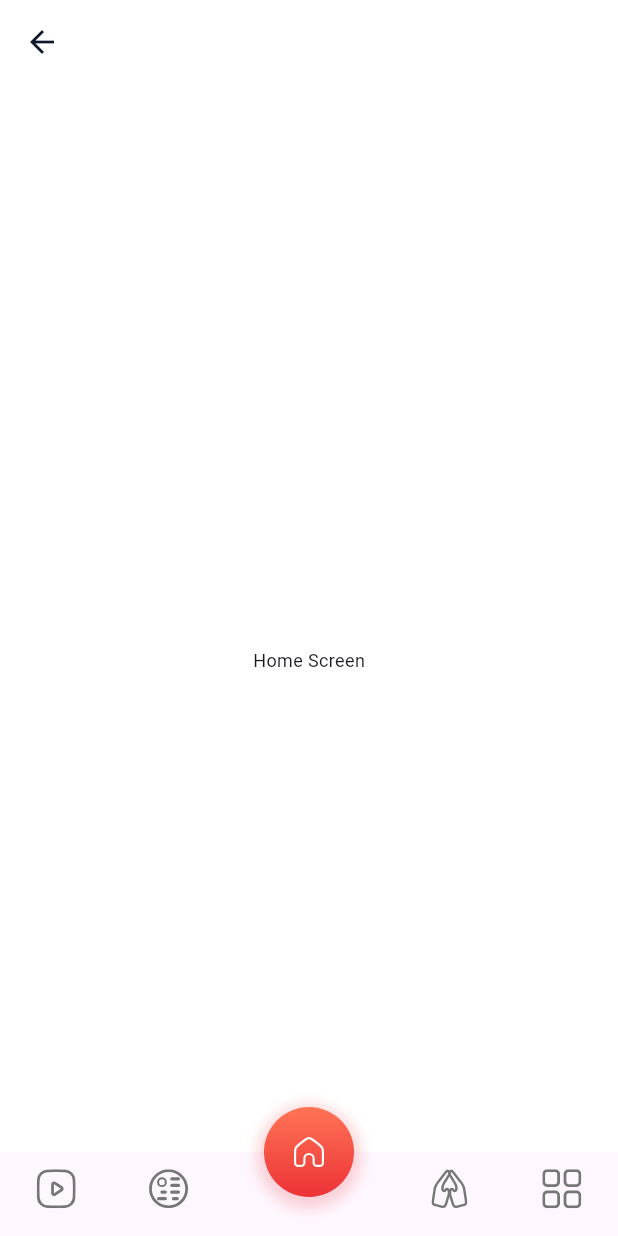
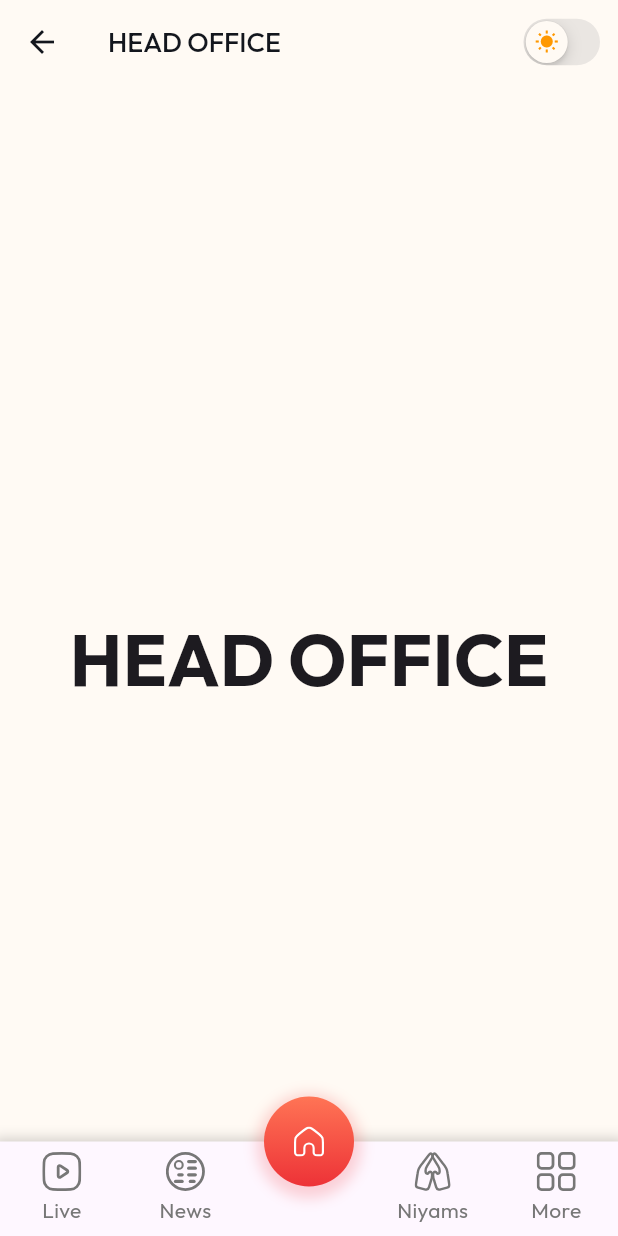
Before and after one commit to vaibhav-sutariya/sgadi_refactored, a Flutter app: the DashboardTemplate screen opened directly, on a phone screen of 412 x 824 dp. Run offline on Flutter 3.47's test engine with Material 3 defaults, Android fonts, the phone set to English and light mode, and no system bars; our stand-ins replace another_flushbar, auto_route, auto_size_text, cloud_firestore, connectivity_plus, dio and 15 more; accounts and stored records are empty; statements that could not run were skipped; project files that could hold a hidden picture were left out; key blocks and very long unbroken strings in the code were emptied for the run.

Commit message:
feat: Update theme colors and styles across the application, add custom fonts

```diff
--- a/lib/core/selector/language_switcher.dart
+++ b/lib/core/selector/language_switcher.dart
@@ -41,7 +41,7 @@ class LanguageSwitcher extends StatelessWidget {
                 decoration: BoxDecoration(
                   color: isSelected
                       ? context.colors.primary.withOpacity(0.1)
-                      : context.colors.surface200,
+                      : context.colors.backgroundColor,
                   borderRadius: BorderRadius.circular(8),
                   border: Border.all(
                     color: isSelected
--- a/lib/core/style/text_styles.dart
+++ b/lib/core/style/text_styles.dart
@@ -4,6 +4,7 @@ class TextStyles {
   static TextStyle headlineLarge = TextStyle(
     fontSize: 48,
     fontWeight: FontWeight.w700,
+    fontFamily: 'OUTFIT',
   );
 
   static TextStyle headlineMedium = headlineLarge.copyWith(fontSize: 40);
@@ -26,6 +27,7 @@ class TextStyles {
 
   static TextStyle labelMedium = labelLarge.copyWith(
     fontWeight: FontWeight.w500,
+    fontFamily: 'OUTFIT',
   );
 
   static TextStyle labelSmall = labelLarge.copyWith(
--- a/lib/core/theme/app_theme.dart
+++ b/lib/core/theme/app_theme.dart
@@ -2,37 +2,22 @@ import 'package:flutter/material.dart';
 
 abstract class AppColors {
   Color get primary;
-  Color get primary2nd;
-  Color get primary3rd;
-  Color get primary4th;
-  Color get primary5th;
-  Color get primary6th;
-
   Color get secondary;
-  Color get secondary2nd;
-  Color get secondary3rd;
-  Color get secondary4th;
-  Color get secondary5th;
-  Color get secondary6th;
-
+  Color get error;
   Color get success;
   Color get warning;
-  Color get error;
-
-  Color get surface;
-  Color get surface50;
-  Color get surface100;
-  Color get surface200;
-  Color get surface300;
-  Color get surface400;
-  Color get surface500;
-  Color get surface600;
-  Color get surface700;
-  Color get surface800;
-  Color get surface900;
-
-  Color get background;
-  Color get buttonTextColor;
+  Color get backgroundColor;
+  Color get titleTextColor;
+  Color get itemTextColor;
+  Color get cardBackgroundColor;
+  Color get moreTextColor;
+  Color get selectMenuColor;
+  Color get tabTextColor;
+  Color get tabSelectedTextColor;
+  Color get bottomsheetColor;
+  Color get searchColor;
+  Color get contactUsColor;
+  Color get dividerColor;
 }
 
 abstract class AppTheme {
--- a/lib/core/theme/dark_theme.dart
+++ b/lib/core/theme/dark_theme.dart
@@ -11,11 +11,11 @@ class DarkTheme extends AppTheme {
   FilledButtonThemeData get filledButtonTheme => FilledButtonThemeData(
     style: FilledButton.styleFrom(
       backgroundColor: colors.primary,
-      foregroundColor: colors.buttonTextColor,
+      foregroundColor: colors.tabSelectedTextColor,
       padding: const EdgeInsets.all(16),
       shape: RoundedRectangleBorder(borderRadius: BorderRadius.circular(16)),
       textStyle: TextStyles.titleLarge,
-      disabledBackgroundColor: colors.surface700,
+      disabledBackgroundColor: colors.titleTextColor,
       disabledForegroundColor: colors.primary,
     ),
   );
@@ -25,17 +25,17 @@ class DarkTheme extends AppTheme {
     style:
         OutlinedButton.styleFrom(
           backgroundColor: colors.primary,
-          foregroundColor: colors.buttonTextColor,
+          foregroundColor: colors.titleTextColor,
           padding: const EdgeInsets.all(16),
           shape: RoundedRectangleBorder(
             borderRadius: BorderRadius.circular(16),
           ),
           textStyle: TextStyles.titleLarge,
-          disabledForegroundColor: colors.surface700,
+          disabledForegroundColor: colors.tabTextColor,
         ).copyWith(
           side: WidgetStateBorderSide.resolveWith((states) {
             if (states.contains(WidgetState.disabled)) {
-              return BorderSide(color: colors.surface600);
+              return BorderSide(color: colors.primary);
             }
             return BorderSide(color: colors.primary);
           }),
@@ -45,10 +45,10 @@ class DarkTheme extends AppTheme {
   @override
   InputDecorationTheme get inputDecorationTheme => InputDecorationTheme(
     filled: true,
-    fillColor: colors.surface900,
-    suffixIconColor: colors.surface300,
+    fillColor: colors.backgroundColor,
+    suffixIconColor: colors.backgroundColor,
     labelStyle: TextStyles.labelMedium.copyWith(
-      color: colors.surface400,
+      color: colors.titleTextColor,
       fontWeight: FontWeight.w400,
     ),
     focusedBorder: OutlineInputBorder(
@@ -63,19 +63,41 @@ class DarkTheme extends AppTheme {
 
   @override
   AppBarTheme get appBarTheme => AppBarTheme(
-    backgroundColor: colors.background,
-    foregroundColor: colors.surface900,
+    backgroundColor: colors.backgroundColor,
+    // foregroundColor: colors.backgroundColor,
     titleTextStyle: TextStyles.labelMedium,
   );
 
   @override
   BottomNavigationBarThemeData get bottomNavigationBarThemeData =>
       BottomNavigationBarThemeData(
-        backgroundColor: colors.background,
-        selectedItemColor: colors.primary,
-        unselectedItemColor: colors.surface500,
-        selectedLabelStyle: TextStyles.bodySmall,
-        unselectedLabelStyle: TextStyles.bodySmall,
+        type: BottomNavigationBarType.fixed,
+        backgroundColor: colors.backgroundColor,
+        elevation: 8,
+        showSelectedLabels: true,
+        showUnselectedLabels: true,
+        selectedItemColor: colors.tabSelectedTextColor,
+        unselectedItemColor: colors.tabTextColor,
+        selectedIconTheme: IconThemeData(
+          size: 26,
+          color: colors.tabSelectedTextColor,
+        ),
+        unselectedIconTheme: IconThemeData(
+          size: 26,
+          color: colors.tabTextColor,
+        ),
+        selectedLabelStyle: TextStyle(
+          fontSize: 14,
+          fontWeight: FontWeight.w400,
+          fontFamily: 'OUTFIT',
+          overflow: TextOverflow.ellipsis,
+        ),
+        unselectedLabelStyle: TextStyle(
+          fontSize: 14,
+          fontWeight: FontWeight.w400,
+          fontFamily: 'OUTFIT',
+          overflow: TextOverflow.ellipsis,
+        ),
       );
 
   @override
@@ -99,12 +121,13 @@ class DarkTheme extends AppTheme {
 
   @override
   ThemeData get theme => ThemeData(
-    scaffoldBackgroundColor: colors.background,
+    scaffoldBackgroundColor: colors.backgroundColor,
+    fontFamily: 'OUTFIT',
     useMaterial3: true,
     brightness: Brightness.dark,
     appBarTheme: AppBarTheme(
-      backgroundColor: colors.background,
-      foregroundColor: colors.surface50,
+      backgroundColor: colors.backgroundColor,
+      foregroundColor: colors.backgroundColor,
       titleTextStyle: TextStyles.labelMedium,
     ),
     filledButtonTheme: filledButtonTheme,
@@ -116,85 +139,52 @@ class DarkTheme extends AppTheme {
 
 class DarkColors extends AppColors {
   @override
-  Color get primary => const Color(0xFFFFFFFF); // white
-  @override
-  Color get primary2nd => const Color(0xFFF5F5F5); // light white
+  Color get primary => const Color(0xFFFF8240);
 
   @override
-  Color get primary3rd => const Color(0xFFE0E0E0); // lighter gray
+  Color get secondary => const Color(0xFF13161D);
 
   @override
-  Color get primary4th => const Color(0xFFBDBDBD); // light gray
+  Color get error => const Color(0xFFFF4D4F);
 
   @override
-  Color get primary5th => const Color(0xFF9E9E9E); // medium gray
+  Color get success => const Color(0xFF52C41A);
 
   @override
-  Color get primary6th => const Color(0xFF757575); // dark gray
+  Color get warning => const Color(0xFFFFC107);
+  @override
+  Color get backgroundColor => const Color(0xFF100D0C);
 
   @override
-  Color get secondary => const Color(0xFFFAFAFA); // accent white
+  Color get bottomsheetColor => const Color(0xFF1C1F26);
 
   @override
-  Color get secondary2nd => const Color(0xFFF0F0F0);
+  Color get cardBackgroundColor => const Color(0x15FFFFFF);
 
   @override
-  Color get secondary3rd => const Color(0xFFE8E8E8);
+  Color get contactUsColor => const Color(0x60FFFFFF);
 
   @override
-  Color get secondary4th => const Color(0xFFD6D6D6);
+  Color get dividerColor => const Color(0x10FFFFFF);
 
   @override
-  Color get secondary5th => const Color(0xFFB0B0B0);
+  Color get itemTextColor => const Color(0xFFEED2AD);
 
   @override
-  Color get secondary6th => const Color(0xFF8C8C8C);
+  Color get moreTextColor => const Color(0xFF9E9A89);
 
   @override
-  Color get success => const Color(0xFF22C55E);
+  Color get searchColor => const Color(0xFFFFFFFF);
 
   @override
-  Color get warning => const Color(0xFFFACC15);
+  Color get selectMenuColor => const Color(0xFFFFFFFF);
 
   @override
-  Color get error => const Color(0xFFEF4444);
+  Color get tabSelectedTextColor => const Color(0xFFFFFFFF);
 
   @override
-  Color get surface => const Color(0xFF0F172A);
+  Color get tabTextColor => const Color(0xFF777777);
 
   @override
-  Color get surface50 => const Color(0xFF1E293B);
-
-  @override
-  Color get surface100 => const Color(0xFF334155);
-
-  @override
-  Color get surface200 => const Color(0xFF475569);
-
-  @override
-  Color get surface300 => const Color(0xFF64748B);
-
-  @override
-  Color get surface400 => const Color(0xFF94A3B8);
-
-  @override
-  Color get surface500 => const Color(0xFFCBD5E1);
-
-  @override
-  Color get surface600 => const Color(0xFFE2E8F0);
-
-  @override
-  Color get surface700 => const Color(0xFFF8FAFC);
-
-  @override
-  Color get surface800 => const Color(0xFFFEFEFE);
-
-  @override
-  Color get surface900 => const Color(0xFFFFFFFF);
-
-  @override
-  Color get background => const Color(0xFF0F172A);
-
-  @override
-  Color get buttonTextColor => const Color(0xFF0F172A);
+  Color get titleTextColor => const Color(0xFFFFFFFF);
 }
--- a/lib/core/theme/light_theme.dart
+++ b/lib/core/theme/light_theme.dart
@@ -11,11 +11,11 @@ class LightTheme extends AppTheme {
   FilledButtonThemeData get filledButtonTheme => FilledButtonThemeData(
     style: FilledButton.styleFrom(
       backgroundColor: colors.primary,
-      foregroundColor: colors.buttonTextColor,
+      foregroundColor: colors.titleTextColor,
       padding: const EdgeInsets.all(16),
       shape: RoundedRectangleBorder(borderRadius: BorderRadius.circular(16)),
       textStyle: TextStyles.titleLarge,
-      disabledBackgroundColor: colors.surface100,
+      disabledBackgroundColor: colors.titleTextColor,
       disabledForegroundColor: colors.primary,
     ),
   );
@@ -25,17 +25,17 @@ class LightTheme extends AppTheme {
     style:
         OutlinedButton.styleFrom(
           backgroundColor: colors.primary,
-          foregroundColor: colors.buttonTextColor,
+          foregroundColor: colors.tabSelectedTextColor,
           padding: const EdgeInsets.all(16),
           shape: RoundedRectangleBorder(
             borderRadius: BorderRadius.circular(16),
           ),
           textStyle: TextStyles.titleLarge,
-          disabledForegroundColor: colors.surface100,
+          disabledForegroundColor: colors.tabSelectedTextColor,
         ).copyWith(
           side: WidgetStateBorderSide.resolveWith((states) {
             if (states.contains(WidgetState.disabled)) {
-              return BorderSide(color: colors.surface200);
+              return BorderSide(color: colors.primary);
             }
             return BorderSide(color: colors.primary);
           }),
@@ -45,10 +45,10 @@ class LightTheme extends AppTheme {
   @override
   InputDecorationTheme get inputDecorationTheme => InputDecorationTheme(
     filled: true,
-    fillColor: colors.surface50,
-    suffixIconColor: colors.surface500,
+    fillColor: colors.backgroundColor,
+    suffixIconColor: colors.backgroundColor,
     labelStyle: TextStyles.labelMedium.copyWith(
-      color: colors.surface400,
+      color: colors.primary,
       fontWeight: FontWeight.w400,
     ),
     focusedBorder: OutlineInputBorder(
@@ -63,19 +63,41 @@ class LightTheme extends AppTheme {
 
   @override
   AppBarTheme get appBarTheme => AppBarTheme(
-    backgroundColor: colors.background,
-    foregroundColor: colors.surface900,
+    backgroundColor: colors.backgroundColor,
+    foregroundColor: colors.titleTextColor,
     titleTextStyle: TextStyles.labelMedium,
   );
 
   @override
   BottomNavigationBarThemeData get bottomNavigationBarThemeData =>
       BottomNavigationBarThemeData(
-        backgroundColor: colors.background,
-        selectedItemColor: colors.primary,
-        unselectedItemColor: colors.surface500,
-        selectedLabelStyle: TextStyles.bodySmall,
-        unselectedLabelStyle: TextStyles.bodySmall,
+        type: BottomNavigationBarType.fixed,
+        backgroundColor: colors.backgroundColor,
+        elevation: 8,
+        showSelectedLabels: true,
+        showUnselectedLabels: true,
+        selectedItemColor: colors.tabSelectedTextColor,
+        unselectedItemColor: colors.tabTextColor,
+        selectedIconTheme: IconThemeData(
+          size: 26,
+          color: colors.tabSelectedTextColor,
+        ),
+        unselectedIconTheme: IconThemeData(
+          size: 26,
+          color: colors.tabTextColor,
+        ),
+        selectedLabelStyle: TextStyle(
+          fontSize: 14,
+          fontWeight: FontWeight.w400,
+          fontFamily: 'OUTFIT',
+          overflow: TextOverflow.ellipsis,
+        ),
+        unselectedLabelStyle: TextStyle(
+          fontSize: 14,
+          fontWeight: FontWeight.w400,
+          fontFamily: 'OUTFIT',
+          overflow: TextOverflow.ellipsis,
+        ),
       );
 
   @override
@@ -99,7 +121,8 @@ class LightTheme extends AppTheme {
 
   @override
   ThemeData get theme => ThemeData(
-    scaffoldBackgroundColor: colors.background,
+    scaffoldBackgroundColor: colors.backgroundColor,
+    fontFamily: 'OUTFIT',
     useMaterial3: true,
     appBarTheme: appBarTheme,
     filledButtonTheme: filledButtonTheme,
@@ -112,86 +135,53 @@ class LightTheme extends AppTheme {
 
 class LightColors extends AppColors {
   @override
-  Color get primary => const Color(0xFF12BF52);
+  Color get primary => const Color(0xFFFF8240);
 
   @override
-  Color get primary2nd => const Color(0xFF0EA447);
+  Color get secondary => const Color(0xFF13161D);
 
   @override
-  Color get primary3rd => const Color(0xFF0B8C3C);
+  Color get error => const Color(0xFFFF4D4F);
 
   @override
-  Color get primary4th => const Color(0xFF076F30);
+  Color get success => const Color(0xFF52C41A);
 
   @override
-  Color get primary5th => const Color(0xFF055F27);
+  Color get warning => const Color(0xFFFFC107);
 
   @override
-  Color get primary6th => const Color(0xFF034F1E);
+  Color get backgroundColor => const Color(0xFFFFFAF4);
 
   @override
-  Color get secondary => const Color(0x0ff0314B);
+  Color get bottomsheetColor => const Color(0xFFFFFFFF);
 
   @override
-  Color get secondary2nd => const Color(0xFF0C2546);
+  Color get cardBackgroundColor => const Color(0x08000000);
 
   @override
-  Color get secondary3rd => const Color(0xFF09203E);
+  Color get contactUsColor => const Color(0xFF373A40);
 
   @override
-  Color get secondary4th => const Color(0xFF061A33);
+  Color get dividerColor => const Color(0xffF1F1F1);
 
   @override
-  Color get secondary5th => const Color(0xFF04152B);
+  Color get itemTextColor => const Color(0xFF5B5D62);
 
   @override
-  Color get secondary6th => const Color(0xFF021024);
+  Color get moreTextColor => const Color(0xFF373A40);
 
   @override
-  Color get success => const Color(0xFF22C55E);
+  Color get searchColor => const Color(0x06D9D9D9);
 
   @override
-  Color get warning => const Color(0xFFFACC15);
+  Color get selectMenuColor => const Color(0xFFFF8240);
 
   @override
-  Color get error => const Color(0xFFEF4444);
+  Color get tabSelectedTextColor => const Color(0xFFFF8240);
 
   @override
-  Color get surface => const Color(0xFFF8FAFC);
+  Color get tabTextColor => const Color(0xFF777777);
 
   @override
-  Color get surface50 => const Color(0xFFFEFEFE);
-
-  @override
-  Color get surface100 => const Color(0xFFF8FAFC);
-
-  @override
-  Color get surface200 => const Color(0xFFE2E8F0);
-
-  @override
-  Color get surface300 => const Color(0xFFCBD5E1);
-
-  @override
-  Color get surface400 => const Color(0xFF94A3B8);
-
-  @override
-  Color get surface500 => const Color(0xFF64748B);
-
-  @override
-  Color get surface600 => const Color(0xFF475569);
-
-  @override
-  Color get surface700 => const Color(0xFF334155);
-
-  @override
-  Color get surface800 => const Color(0xFF1E293B);
-
-  @override
-  Color get surface900 => const Color(0xFF0F172A);
-
-  @override
-  Color get background => const Color(0xFFFFFFFF);
-
-  @override
-  Color get buttonTextColor => const Color(0xFFFFFFFF);
+  Color get titleTextColor => const Color(0xFF13161D);
 }
--- a/lib/core/utils/show_snackbar.dart
+++ b/lib/core/utils/show_snackbar.dart
@@ -52,7 +52,7 @@ void showCopiedToast(
         child: Container(
           padding: const EdgeInsets.symmetric(vertical: 10, horizontal: 20),
           decoration: BoxDecoration(
-            color: context.colors.surface900.withOpacity(0.9),
+            color: context.colors.backgroundColor.withOpacity(0.9),
             borderRadius: BorderRadius.circular(24),
           ),
           child: Center(
--- a/lib/core/widgets/text_field.dart
+++ b/lib/core/widgets/text_field.dart
@@ -81,7 +81,7 @@ class _TextFieldState extends State<TextField> {
       initialValue: widget.initialValue,
       autofillHints: widget.autofillHints,
       controller: widget.controller,
-      cursorColor: context.colors.secondary,
+      cursorColor: context.colors.contactUsColor,
       style: context.textTheme.bodyMedium?.copyWith(
         color: widget.textColor,
         fontSize: 14,
@@ -178,7 +178,7 @@ class _TextFieldState extends State<TextField> {
           borderSide: BorderSide(
             color: widget.isEnableBorder == true
                 ? context.colors.secondary
-                : context.colors.background,
+                : context.colors.backgroundColor,
           ),
         ),
         errorBorder: OutlineInputBorder(
--- a/lib/features/dashboard/screens/ui/widgets/bottom_nav_bar.dart
+++ b/lib/features/dashboard/screens/ui/widgets/bottom_nav_bar.dart
@@ -17,10 +17,35 @@ class BottomNavBar extends StatelessWidget {
 
   @override
   Widget build(BuildContext context) {
+    final theme = Theme.of(context);
+    final isDark = theme.brightness == Brightness.dark;
+
+    // Use correct dynamic colors based on theme
+    final selectedColor = isDark ? linecolor_light : linecolor_light;
+    final unselectedColor = isDark ? tabcolor_light : tabcolor_light;
+
     return BottomNavigationBar(
       currentIndex: currentTab,
       onTap: onTabChange,
       elevation: 0,
+      backgroundColor: theme.colorScheme.surface,
+      type: BottomNavigationBarType.fixed,
+      selectedItemColor: selectedColor,
+      unselectedItemColor: unselectedColor,
+      showUnselectedLabels: true,
+      // 👇 Fix label text jumping (consistent size & weight)
+      selectedLabelStyle: TextStyle(
+        fontSize: 14,
+        fontWeight: FontWeight.w400,
+        fontFamily: 'OUTFIT',
+        overflow: TextOverflow.ellipsis,
+      ),
+      unselectedLabelStyle: TextStyle(
+        fontSize: 14,
+        fontWeight: FontWeight.w400,
+        fontFamily: 'OUTFIT',
+        overflow: TextOverflow.ellipsis,
+      ),
       items: [
         _buildItem(context, Assets.images.livecast, context.loc.live, 0),
         _buildItem(context, Assets.images.news, context.loc.news, 1),
@@ -42,9 +67,9 @@ class BottomNavBar extends StatelessWidget {
         padding: const EdgeInsets.only(bottom: 3),
         child: SvgPicture.asset(
           asset,
-          color: currentTab == index ? linecolor_light : tabcolor_light,
           height: 26,
           width: 26,
+          color: currentTab == index ? linecolor_light : tabcolor_light,
         ),
       ),
       label: label,
--- a/lib/features/dashboard/screens/ui/widgets/dashboard_template.dart
+++ b/lib/features/dashboard/screens/ui/widgets/dashboard_template.dart
@@ -1,3 +1,5 @@
+import 'dart:developer';
+
 import 'package:flutter/material.dart';
 import 'package:flutter_bloc/flutter_bloc.dart';
 import 'package:starter_app/features/live_screen/screens/live_screen.dart';
@@ -10,7 +12,6 @@ import '../../cubit/dashboard_cubit.dart';
 import '../../cubit/dashboard_state.dart';
 import 'bottom_nav_bar.dart';
 import 'home_fab.dart';
-import 'update_dialog_widget.dart';
 
 class DashboardTemplate extends StatelessWidget {
   const DashboardTemplate({super.key});
@@ -20,25 +21,27 @@ class DashboardTemplate extends StatelessWidget {
     return BlocConsumer<DashboardCubit, DashboardState>(
       listener: (context, state) {
         if (state.needsUpdate) {
-          showDialog(
-            context: context,
-            barrierDismissible: false,
-            builder: (_) => const UpdateDialog(),
-          );
+          // showDialog(
+          //   context: context,
+          //   barrierDismissible: false,
+          //   builder: (_) => const UpdateDialog(),
+          // );
+          log('Update required');
         }
       },
       builder: (context, state) {
         return Scaffold(
+          resizeToAvoidBottomInset: true,
           extendBody: true,
           extendBodyBehindAppBar: true,
           body: IndexedStack(
             index: state.currentTab,
             children: const [
-              LiveScreen(),
-              NewsScreen(),
-              HomeScreen(),
-              NiyamsScreen(),
-              MoreScreen(),
+              LiveScreen(key: PageStorageKey("Location")),
+              NewsScreen(key: PageStorageKey("News")),
+              HomeScreen(key: PageStorageKey("Home")),
+              NiyamsScreen(key: PageStorageKey("Niyam")),
+              MoreScreen(key: PageStorageKey("More")),
             ],
           ),
           floatingActionButton: HomeFab(
@@ -46,11 +49,23 @@ class DashboardTemplate extends StatelessWidget {
           ),
           floatingActionButtonLocation:
               FloatingActionButtonLocation.centerDocked,
-          bottomNavigationBar: BottomNavBar(
-            currentTab: state.currentTab,
-            onTabChange: (index) {
-              context.read<DashboardCubit>().changeTab(index);
-            },
+          bottomNavigationBar: Container(
+            decoration: BoxDecoration(
+              boxShadow: [
+                BoxShadow(
+                  color: Colors.transparent.withOpacity(0.2),
+                  spreadRadius: 5,
+                  blurRadius: 7,
+                  offset: Offset(0, 3), // changes position of shadow
+                ),
+              ],
+            ),
+            child: BottomNavBar(
+              currentTab: state.currentTab,
+              onTabChange: (index) {
+                context.read<DashboardCubit>().changeTab(index);
+              },
+            ),
           ),
         );
       },
--- a/lib/features/home/screens/home_screen.dart
+++ b/lib/features/home/screens/home_screen.dart
@@ -1,4 +1,11 @@
+import 'package:flutter/cupertino.dart';
 import 'package:flutter/material.dart';
+import 'package:flutter_bloc/flutter_bloc.dart';
+import 'package:starter_app/core/helpers/extensions/locale_extensions.dart';
+import 'package:starter_app/cubit/theme_cubit.dart';
+
+import '../../../core/theme/app_theme.dart';
+import '../../../core/theme/dark_theme.dart';
 
 class HomeScreen extends StatelessWidget {
   const HomeScreen({super.key});
@@ -6,8 +13,40 @@ class HomeScreen extends StatelessWidget {
   @override
   Widget build(BuildContext context) {
     return Scaffold(
-      appBar: AppBar(title: Text('Home')),
-      body: Center(child: Text('Home Screen')),
+      appBar: AppBar(
+        title: Text(
+          context.loc.head_office,
+          style: TextStyle(color: context.colors.titleTextColor),
+        ),
+        actions: [
+          Padding(
+            padding: const EdgeInsets.all(8.0),
+            child: BlocSelector<ThemeCubit, AppTheme, bool>(
+              selector: (state) => state is DarkTheme,
+              builder: (context, isDark) {
+                return CupertinoSwitch(
+                  thumbIcon: WidgetStateProperty.all(
+                    Icon(
+                      isDark ? Icons.nightlight_round : Icons.wb_sunny,
+                      color: isDark ? Colors.yellow : Colors.orange,
+                    ),
+                  ),
+                  value: isDark,
+                  onChanged: (value) => context.toggleTheme(),
+                  activeTrackColor: context.colors.tabTextColor,
+                  thumbColor: context.colors.backgroundColor,
+                );
+              },
+            ),
+          ),
+        ],
+      ),
+      body: Center(
+        child: Text(
+          context.loc.head_office,
+          style: context.theme.textTheme.headlineLarge,
+        ),
+      ),
     );
   }
 }
--- a/lib/features/niyams/screens/niyams_screen.dart
+++ b/lib/features/niyams/screens/niyams_screen.dart
@@ -1,4 +1,6 @@
 import 'package:flutter/material.dart';
+import 'package:starter_app/core/helpers/extensions/locale_extensions.dart';
+import 'package:starter_app/cubit/theme_cubit.dart';
 
 class NiyamsScreen extends StatelessWidget {
   const NiyamsScreen({super.key});
@@ -7,7 +9,14 @@ class NiyamsScreen extends StatelessWidget {
   Widget build(BuildContext context) {
     return Scaffold(
       appBar: AppBar(title: Text('Niyams')),
-      body: Center(child: Text('Niyams Screen')),
+      body: Center(
+        child: Text(
+          context.loc.niyams,
+          style: context.textTheme.headlineLarge?.copyWith(
+            fontFamily: 'OUTFIT',
+          ),
+        ),
+      ),
     );
   }
 }
```
Also changed, not shown: lib/widgets/social_button.dart (+3 -4 lines), pubspec.yaml (+23 -0 lines).
